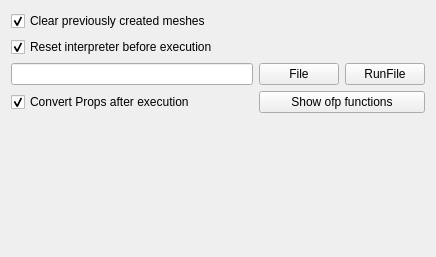
TinyTinni/OF_Plugin-PyMesh, file toolbox.ui: the form before one commit.
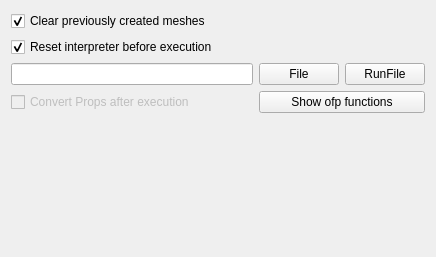
The form after the commit.

Commit message: disable prop converter

What changed in the file:
```diff
--- a/toolbox.ui
+++ b/toolbox.ui
@@ -107,6 +107,9 @@
    </item>
    <item row="4" column="0">
     <widget class="QCheckBox" name="cbConvertProps">
+     <property name="enabled">
+      <bool>false</bool>
+     </property>
      <property name="toolTip">
       <string>Tries to convert all the properties added with python. Can be high CPU intensive.</string>
      </property>
@@ -114,7 +117,7 @@
       <string>Convert Props after execution</string>
      </property>
      <property name="checked">
-      <bool>true</bool>
+      <bool>false</bool>
      </property>
     </widget>
    </item>
```
